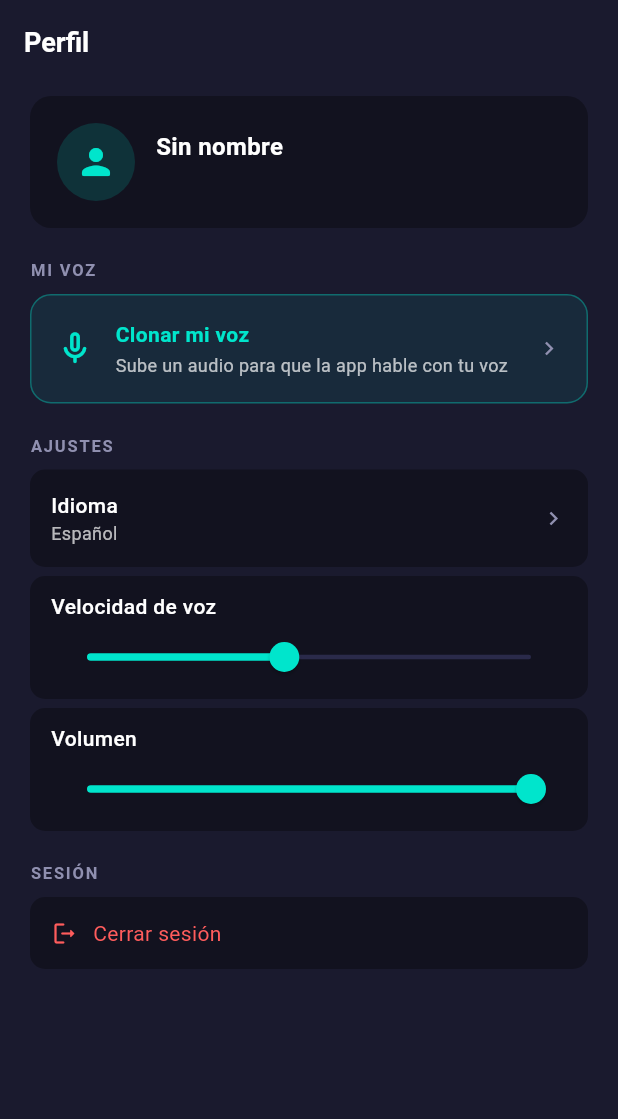
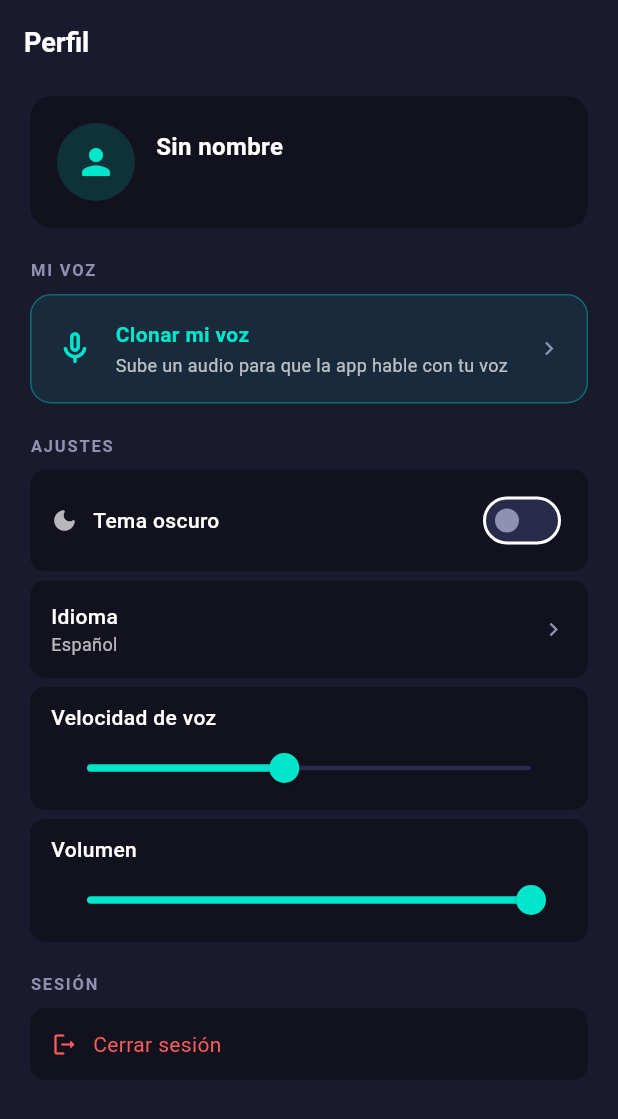
Before and after one commit to L-amoros/Recupera_Tu_Voz, a Flutter app: the ProfileScreen screen opened directly with empty values, on a phone screen of 412 x 824 dp. Shown: the top 1119 px of the screen. Run offline on Flutter 3.47's test engine with Material 3 defaults, Android fonts, the phone set to English and light mode, and no system bars; our stand-ins replace file_picker, flutter_tts, just_audio, share_plus, shared_preferences; accounts and stored records are empty.

Commit message:
modo claro toggle habilitado

```diff
--- a/lib/main.dart
+++ b/lib/main.dart
@@ -17,15 +17,26 @@ void main() {
   runApp(const RecuperaTuVozApp());
 }
 
-class RecuperaTuVozApp extends StatelessWidget {
+class RecuperaTuVozApp extends StatefulWidget {
   const RecuperaTuVozApp({super.key});
+  @override
+  State<RecuperaTuVozApp> createState() => _RecuperaTuVozAppState();
+  static _RecuperaTuVozAppState of(BuildContext context) =>
+      context.findAncestorStateOfType<_RecuperaTuVozAppState>()!;
+}
 
+class _RecuperaTuVozAppState extends State<RecuperaTuVozApp> {
+  ThemeMode _themeMode = ThemeMode.dark;
+  void setTheme(bool oscuro) =>
+      setState(() => _themeMode = oscuro ? ThemeMode.dark : ThemeMode.light);
   @override
   Widget build(BuildContext context) {
     return MaterialApp(
       title: 'Recupera tu voz',
       debugShowCheckedModeBanner: false,
-      theme: AppTheme.dark,
+      theme: AppTheme.light,
+      darkTheme: AppTheme.dark,
+      themeMode: _themeMode,
       home: const AppRoot(),
     );
   }
@@ -75,6 +86,7 @@ class _AppRootState extends State<AppRoot> {
     }
 
     if (mounted) {
+      RecuperaTuVozApp.of(context).setTheme(settings.temaOscuro);
       setState(() {
         _user = syncedUser;
         _settings = settings;
@@ -101,7 +113,10 @@ class _AppRootState extends State<AppRoot> {
     if (mounted) setState(() => _user = null);
   }
 
-  void _onSettingsChanged(AppSettings s) => setState(() => _settings = s);
+  void _onSettingsChanged(AppSettings s) {
+    setState(() => _settings = s);
+    RecuperaTuVozApp.of(context).setTheme(s.temaOscuro);
+  }
 
   void _onUserChanged(AppUser u) {
     setState(() => _user = u);
--- a/lib/models/app_settings.dart
+++ b/lib/models/app_settings.dart
@@ -2,33 +2,32 @@ class AppSettings {
   final String idioma;
   final double velocidad;
   final double volumen;
+  final bool temaOscuro;
 
   const AppSettings({
     this.idioma = 'Español',
     this.velocidad = 0.5,
     this.volumen = 1.0,
+    this.temaOscuro = true,
   });
 
-  AppSettings copyWith({
-    String? idioma,
-    double? velocidad,
-    double? volumen,
-  }) =>
+  AppSettings copyWith({String? idioma, double? velocidad, double? volumen, bool? temaOscuro}) =>
       AppSettings(
         idioma: idioma ?? this.idioma,
         velocidad: velocidad ?? this.velocidad,
         volumen: volumen ?? this.volumen,
+        temaOscuro: temaOscuro ?? this.temaOscuro,
       );
 
   Map<String, dynamic> toJson() => {
-        'idioma': idioma,
-        'velocidad': velocidad,
-        'volumen': volumen,
-      };
+    'idioma': idioma, 'velocidad': velocidad,
+    'volumen': volumen, 'tema_oscuro': temaOscuro,
+  };
 
   factory AppSettings.fromJson(Map<String, dynamic> j) => AppSettings(
-        idioma: j['idioma'] as String? ?? 'Español',
-        velocidad: (j['velocidad'] as num?)?.toDouble() ?? 0.5,
-        volumen: (j['volumen'] as num?)?.toDouble() ?? 1.0,
-      );
+    idioma: j['idioma'] as String? ?? 'Español',
+    velocidad: (j['velocidad'] as num?)?.toDouble() ?? 0.5,
+    volumen: (j['volumen'] as num?)?.toDouble() ?? 1.0,
+    temaOscuro: j['tema_oscuro'] as bool? ?? true,
+  );
 }
--- a/lib/screens/profile_screen.dart
+++ b/lib/screens/profile_screen.dart
@@ -26,6 +26,8 @@ class ProfileScreen extends StatefulWidget {
 }
 
 class _ProfileScreenState extends State<ProfileScreen> {
+  AdaptiveColors get c => AdaptiveColors.of(context);
+
   late AppSettings _settings;
   final SettingsService _svc = SettingsService();
 
@@ -52,19 +54,19 @@ class _ProfileScreenState extends State<ProfileScreen> {
     showDialog(
       context: context,
       builder: (_) => AlertDialog(
-        backgroundColor: AppColors.surface,
-        title: const Text('Idioma',
-            style: TextStyle(color: AppColors.textPrimary)),
+        backgroundColor: c.surface,
+        title: Text('Idioma',
+            style: TextStyle(color: c.textPrimary)),
         content: Column(
           mainAxisSize: MainAxisSize.min,
           children: idiomas
               .map((lang) => RadioListTile<String>(
             value: lang,
             groupValue: _settings.idioma,
-                    activeColor: AppColors.accent,
+            activeColor: c.accent,
             title: Text(lang,
-                        style: const TextStyle(
-                            color: AppColors.textPrimary, fontSize: 14)),
+                style: TextStyle(
+                    color: c.textPrimary, fontSize: 14)),
             onChanged: (v) {
               _update(_settings.copyWith(idioma: v));
               Navigator.pop(context);
@@ -80,23 +82,23 @@ class _ProfileScreenState extends State<ProfileScreen> {
     showDialog(
       context: context,
       builder: (_) => AlertDialog(
-        backgroundColor: AppColors.surface,
-        title: const Text('Cerrar sesión',
-            style: TextStyle(color: AppColors.textPrimary)),
-        content: const Text('¿Seguro que quieres cerrar sesión?',
-            style: TextStyle(color: AppColors.textMid)),
+        backgroundColor: c.surface,
+        title: Text('Cerrar sesión',
+            style: TextStyle(color: c.textPrimary)),
+        content: Text('¿Seguro que quieres cerrar sesión?',
+            style: TextStyle(color: c.textMid)),
         actions: [
           TextButton(
               onPressed: () => Navigator.pop(context),
-              child: const Text('Cancelar',
-                  style: TextStyle(color: AppColors.textDim))),
+              child: Text('Cancelar',
+                  style: TextStyle(color: c.textDim))),
           TextButton(
               onPressed: () {
                 Navigator.pop(context);
                 widget.onLogout();
               },
-              child: const Text('Cerrar sesión',
-                  style: TextStyle(color: AppColors.warn))),
+              child: Text('Cerrar sesión',
+                  style: TextStyle(color: c.warn))),
         ],
       ),
     );
@@ -105,7 +107,7 @@ class _ProfileScreenState extends State<ProfileScreen> {
   @override
   Widget build(BuildContext context) {
     return Scaffold(
-      backgroundColor: AppColors.bg,
+      backgroundColor: c.bg,
       appBar: AppBar(title: const Text('Perfil')),
       body: ListView(
         padding: const EdgeInsets.symmetric(horizontal: 20, vertical: 8),
@@ -115,7 +117,7 @@ class _ProfileScreenState extends State<ProfileScreen> {
             margin: const EdgeInsets.only(bottom: 20),
             padding: const EdgeInsets.all(18),
             decoration: BoxDecoration(
-              color: AppColors.surface,
+              color: c.surface,
               borderRadius: BorderRadius.circular(14),
             ),
             child: Row(
@@ -123,11 +125,11 @@ class _ProfileScreenState extends State<ProfileScreen> {
                 Container(
                   width: 52, height: 52,
                   decoration: BoxDecoration(
-                    color: AppColors.accent.withValues(alpha: 0.15),
+                    color: c.accent.withValues(alpha: 0.15),
                     shape: BoxShape.circle,
                   ),
-                  child: const Icon(Icons.person_rounded,
-                      color: AppColors.accent, size: 28),
+                  child: Icon(Icons.person_rounded,
+                      color: c.accent, size: 28),
                 ),
                 const SizedBox(width: 14),
                 Expanded(
@@ -136,15 +138,15 @@ class _ProfileScreenState extends State<ProfileScreen> {
                     children: [
                       Text(
                         widget.user.name.isEmpty ? 'Sin nombre' : widget.user.name,
-                        style: const TextStyle(
-                            color: AppColors.textPrimary,
+                        style: TextStyle(
+                            color: c.textPrimary,
                             fontSize: 16,
                             fontWeight: FontWeight.w700),
                       ),
                       const SizedBox(height: 3),
                       Text(widget.user.email,
-                          style: const TextStyle(
-                              color: AppColors.textMid, fontSize: 12)),
+                          style: TextStyle(
+                              color: c.textMid, fontSize: 12)),
                     ],
                   ),
                 ),
@@ -153,7 +155,7 @@ class _ProfileScreenState extends State<ProfileScreen> {
           ),
 
           // ── Mi voz ───────────────────────────────────────────
-          SectionLabel('Mi voz'),
+          const SectionLabel('Mi voz'),
           const SizedBox(height: 8),
           GestureDetector(
             onTap: widget.onCloneVoice,
@@ -161,13 +163,13 @@ class _ProfileScreenState extends State<ProfileScreen> {
               padding: const EdgeInsets.all(16),
               decoration: BoxDecoration(
                 color: widget.user.hasVoice
-                    ? AppColors.teal.withValues(alpha: 0.08)
-                    : AppColors.accent.withValues(alpha: 0.08),
+                    ? c.teal.withValues(alpha: 0.08)
+                    : c.accent.withValues(alpha: 0.08),
                 borderRadius: BorderRadius.circular(14),
                 border: Border.all(
                   color: widget.user.hasVoice
-                      ? AppColors.teal.withValues(alpha: 0.35)
-                      : AppColors.accent.withValues(alpha: 0.35),
+                      ? c.teal.withValues(alpha: 0.35)
+                      : c.accent.withValues(alpha: 0.35),
                 ),
               ),
               child: Row(
@@ -177,8 +179,8 @@ class _ProfileScreenState extends State<ProfileScreen> {
                         ? Icons.graphic_eq_rounded
                         : Icons.mic_none_rounded,
                     color: widget.user.hasVoice
-                        ? AppColors.teal
-                        : AppColors.accent,
+                        ? c.teal
+                        : c.accent,
                     size: 26,
                   ),
                   const SizedBox(width: 14),
@@ -192,8 +194,8 @@ class _ProfileScreenState extends State<ProfileScreen> {
                               : 'Clonar mi voz',
                           style: TextStyle(
                             color: widget.user.hasVoice
-                                ? AppColors.teal
-                                : AppColors.accent,
+                                ? c.teal
+                                : c.accent,
                             fontSize: 14,
                             fontWeight: FontWeight.w700,
                           ),
@@ -203,14 +205,14 @@ class _ProfileScreenState extends State<ProfileScreen> {
                           widget.user.hasVoice
                               ? 'Toca para gestionar tu voz'
                               : 'Sube un audio para que la app hable con tu voz',
-                          style: const TextStyle(
-                              color: AppColors.textMid, fontSize: 12),
+                          style: TextStyle(
+                              color: c.textMid, fontSize: 12),
                         ),
                       ],
                     ),
                   ),
-                  const Icon(Icons.chevron_right,
-                      color: AppColors.textDim, size: 18),
+                  Icon(Icons.chevron_right,
+                      color: c.textDim, size: 18),
                 ],
               ),
             ),
@@ -218,8 +220,37 @@ class _ProfileScreenState extends State<ProfileScreen> {
           const SizedBox(height: 20),
 
           // ── Ajustes ───────────────────────────────────────────
-          SectionLabel('Ajustes'),
+          const SectionLabel('Ajustes'),
           const SizedBox(height: 8),
+          // ── Toggle tema ───────────────────────────────────────
+          Container(
+            margin: const EdgeInsets.only(bottom: 6),
+            padding: const EdgeInsets.symmetric(horizontal: 14, vertical: 10),
+            decoration: BoxDecoration(
+              color: c.surface,
+              borderRadius: BorderRadius.circular(10),
+            ),
+            child: Row(
+              children: [
+                Icon(
+                  _settings.temaOscuro ? Icons.dark_mode_rounded : Icons.light_mode_rounded,
+                  size: 18,
+                  color: _settings.temaOscuro ? c.textMid : c.gold,
+                ),
+                const SizedBox(width: 10),
+                Expanded(
+                  child: Text(
+                    _settings.temaOscuro ? 'Tema oscuro' : 'Tema claro',
+                    style: TextStyle(color: c.textPrimary, fontSize: 14, fontWeight: FontWeight.w500),
+                  ),
+                ),
+                Switch(
+                  value: !_settings.temaOscuro,
+                  onChanged: (claro) => _update(_settings.copyWith(temaOscuro: !claro)),
+                ),
+              ],
+            ),
+          ),
           _Tile(
             label: 'Idioma',
             value: _settings.idioma,
@@ -242,22 +273,22 @@ class _ProfileScreenState extends State<ProfileScreen> {
           const SizedBox(height: 20),
 
           // ── Sesión ────────────────────────────────────────────
-          SectionLabel('Sesión'),
+          const SectionLabel('Sesión'),
           const SizedBox(height: 8),
           GestureDetector(
             onTap: _confirmLogout,
             child: Container(
               padding: const EdgeInsets.symmetric(horizontal: 14, vertical: 14),
               decoration: BoxDecoration(
-                color: AppColors.surface,
+                color: c.surface,
                 borderRadius: BorderRadius.circular(10),
               ),
-              child: const Row(
+              child: Row(
                 children: [
-                  Icon(Icons.logout_rounded, color: AppColors.warn, size: 18),
-                  SizedBox(width: 10),
+                  Icon(Icons.logout_rounded, color: c.warn, size: 18),
+                  const SizedBox(width: 10),
                   Text('Cerrar sesión',
-                      style: TextStyle(color: AppColors.warn, fontSize: 14)),
+                      style: TextStyle(color: c.warn, fontSize: 14)),
                 ],
               ),
             ),
@@ -278,27 +309,28 @@ class _Tile extends StatelessWidget {
 
   @override
   Widget build(BuildContext context) {
+    final c = AdaptiveColors.of(context);
     return GestureDetector(
       onTap: onTap,
       child: Container(
         padding: const EdgeInsets.symmetric(horizontal: 14, vertical: 14),
         decoration: BoxDecoration(
-          color: AppColors.surface, borderRadius: BorderRadius.circular(10)),
+            color: c.surface, borderRadius: BorderRadius.circular(10)),
         child: Row(
           children: [
             Expanded(
               child: Column(crossAxisAlignment: CrossAxisAlignment.start,
                   children: [
-                  Text(label, style: const TextStyle(
-                      color: AppColors.textPrimary, fontSize: 14,
+                    Text(label, style: TextStyle(
+                        color: c.textPrimary, fontSize: 14,
                         fontWeight: FontWeight.w500)),
                     if (value != null)
-                    Text(value!, style: const TextStyle(
-                        color: AppColors.textMid, fontSize: 12)),
+                      Text(value!, style: TextStyle(
+                          color: c.textMid, fontSize: 12)),
                   ]),
             ),
             if (onTap != null)
-              const Icon(Icons.chevron_right, color: AppColors.textDim, size: 18),
+              Icon(Icons.chevron_right, color: c.textDim, size: 18),
           ],
         ),
       ),
@@ -315,18 +347,19 @@ class _SliderTile extends StatelessWidget {
 
   @override
   Widget build(BuildContext context) {
+    final c = AdaptiveColors.of(context);
     return Container(
       padding: const EdgeInsets.fromLTRB(14, 10, 14, 4),
       decoration: BoxDecoration(
-        color: AppColors.surface, borderRadius: BorderRadius.circular(10)),
+          color: c.surface, borderRadius: BorderRadius.circular(10)),
       child: Column(crossAxisAlignment: CrossAxisAlignment.start, children: [
-        Text(label, style: const TextStyle(
-            color: AppColors.textPrimary, fontSize: 14,
+        Text(label, style: TextStyle(
+            color: c.textPrimary, fontSize: 14,
             fontWeight: FontWeight.w500)),
         Slider(
           value: value, min: min, max: max,
-          activeColor: AppColors.accent,
-          inactiveColor: AppColors.border,
+          activeColor: c.accent,
+          inactiveColor: c.border,
           onChanged: onChanged,
         ),
       ]),
--- a/lib/theme/app_theme.dart
+++ b/lib/theme/app_theme.dart
@@ -204,3 +204,24 @@ class ThemeProvider extends ChangeNotifier {
   void setDark()  { _mode = ThemeMode.dark;   notifyListeners(); }
   void setLight() { _mode = ThemeMode.light;  notifyListeners(); }
 }
+
+// ── Adaptive colors — use as: AppColors.of(context).bg etc. ──────
+class AdaptiveColors {
+  final bool _d;
+  const AdaptiveColors(this._d);
+  Color get bg          => _d ? AppColors.bg          : AppColors.bgLight;
+  Color get surface     => _d ? AppColors.surface      : AppColors.surfaceLight;
+  Color get surfaceHigh => _d ? AppColors.surfaceHigh  : AppColors.surfaceHighLight;
+  Color get border      => _d ? AppColors.border       : AppColors.borderLight;
+  Color get accent      => _d ? AppColors.accent       : AppColors.accentLight;
+  Color get teal        => _d ? AppColors.teal         : AppColors.tealLight;
+  Color get warn        => _d ? AppColors.warn         : AppColors.warnLight;
+  Color get gold        => _d ? AppColors.gold         : AppColors.goldLight;
+  Color get blue        => _d ? AppColors.blue         : AppColors.blueLight;
+  Color get purple      => _d ? AppColors.purple       : AppColors.purpleLight;
+  Color get textPrimary => _d ? AppColors.textPrimary  : AppColors.textPrimaryLight;
+  Color get textMid     => _d ? AppColors.textMid      : AppColors.textMidLight;
+  Color get textDim     => _d ? AppColors.textDim      : AppColors.textDimLight;
+  static AdaptiveColors of(BuildContext context) =>
+      AdaptiveColors(Theme.of(context).brightness == Brightness.dark);
+}
```
Also changed, not shown: lib/screens/clone_voice_screen.dart (+32 -30 lines), lib/screens/frases_screen.dart (+32 -27 lines), lib/screens/home_screen.dart (+11 -10 lines), lib/screens/login_screen.dart (+11 -8 lines), lib/screens/register_screen.dart (+13 -10 lines), lib/screens/text_screen.dart (+41 -34 lines), lib/widgets/shared_widgets.dart (+42 -32 lines). Lines whose indentation alone changed are shown as unchanged.
